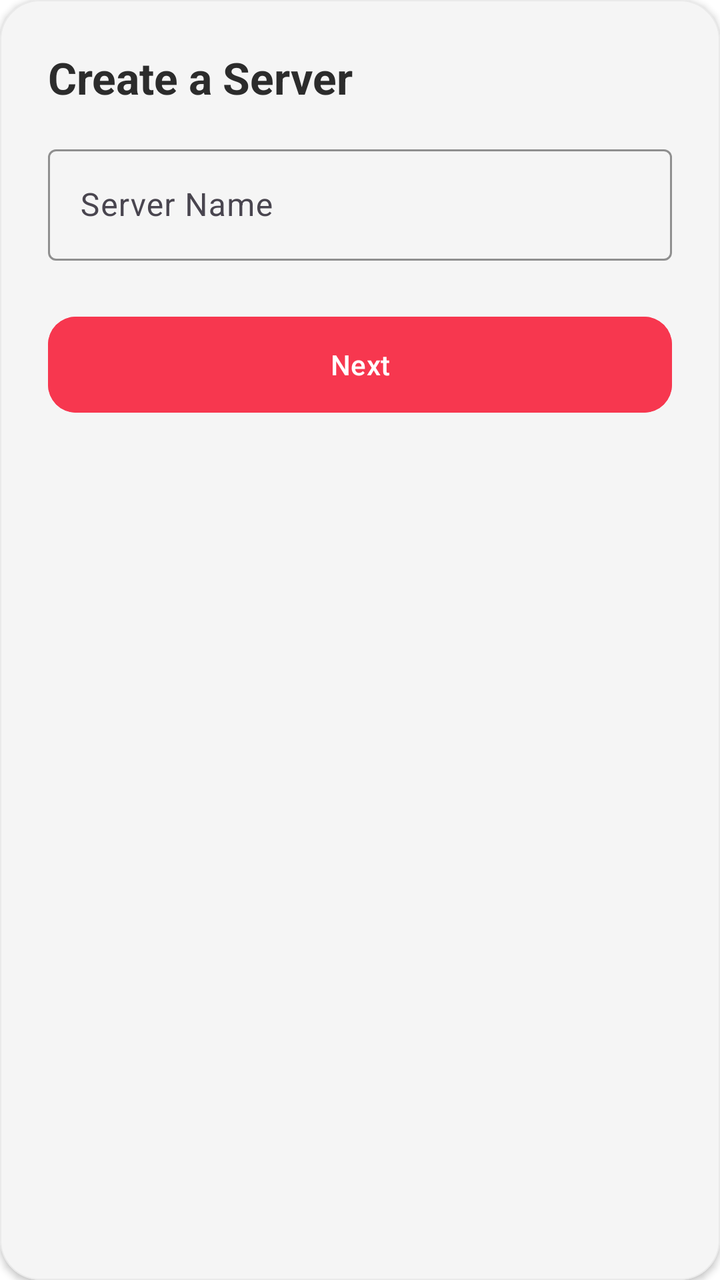
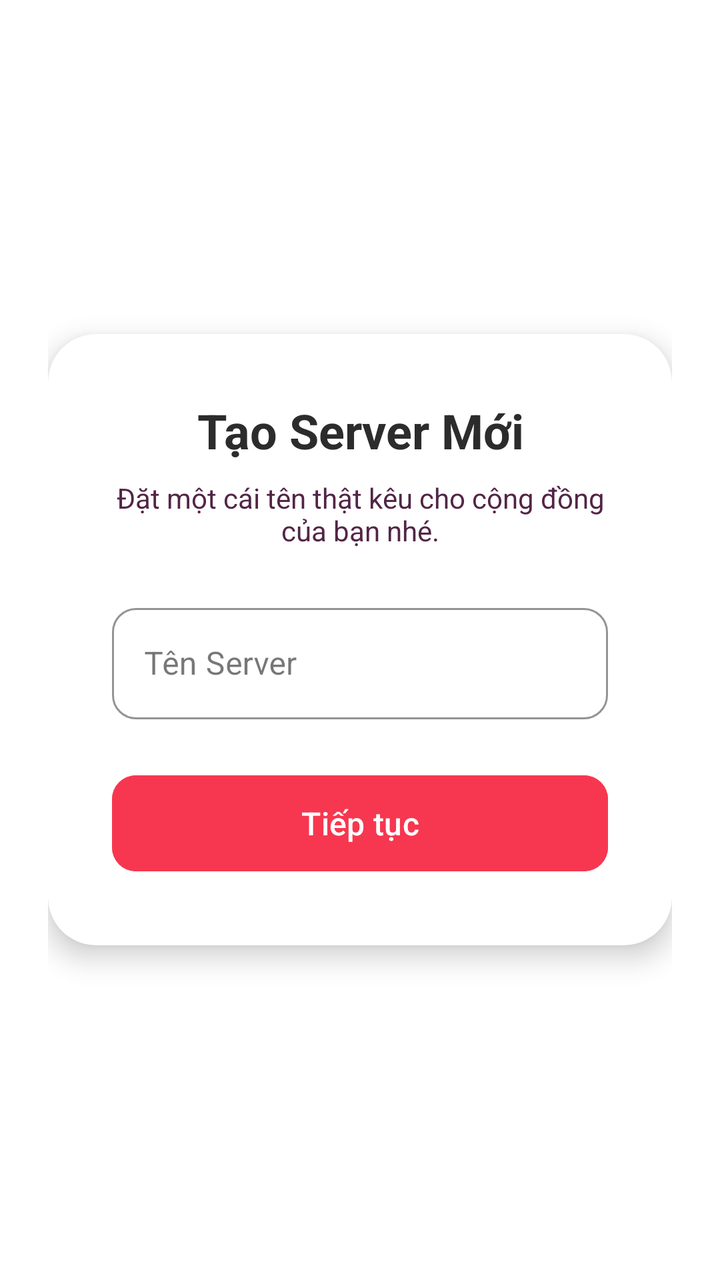

An Android layout rendered at two revisions. The XML below is the earlier revision; the diff shows what the commit changed to produce the second picture.
<!-- AndroidManifest.xml: application theme Theme.SE114_CallingSystem -->
<!-- res/layout/activity_create_server.xml -->
<?xml version="1.0" encoding="utf-8"?>
<com.google.android.material.card.MaterialCardView
    xmlns:android="http://schemas.android.com/apk/res/android"
    xmlns:app="http://schemas.android.com/apk/res-auto"
    android:layout_width="match_parent"
    android:layout_height="wrap_content"
    android:layout_margin="16dp"
    app:cardBackgroundColor="@color/bg_secondary"
    app:cardCornerRadius="20dp"
    app:cardElevation="2dp"
    app:strokeColor="@color/card_stroke"
    app:strokeWidth="0.5dp">

    <LinearLayout
        android:layout_width="match_parent"
        android:layout_height="wrap_content"
        android:orientation="vertical"
        android:padding="24dp">

        <ViewFlipper
            android:id="@+id/viewFlipper"
            android:layout_width="match_parent"
            android:layout_height="wrap_content"
            android:inAnimation="@android:anim/slide_in_left"
            android:outAnimation="@android:anim/slide_out_right">

            <LinearLayout
                android:layout_width="match_parent"
                android:layout_height="wrap_content"
                android:orientation="vertical">

                <TextView
                    android:layout_width="wrap_content"
                    android:layout_height="wrap_content"
                    android:text="Create a Server"
                    android:textSize="22sp"
                    android:textStyle="bold"
                    android:textColor="@color/text_primary"
                    android:layout_marginBottom="16dp"/>

                <com.google.android.material.textfield.TextInputLayout
                    android:layout_width="match_parent"
                    android:layout_height="wrap_content"
                    android:layout_marginBottom="24dp"
                    app:hintTextColor="@color/accent"
                    app:boxStrokeColor="@color/accent"
                    android:hint="Server Name">
                    <com.google.android.material.textfield.TextInputEditText
                        android:id="@+id/etServerName"
                        android:layout_width="match_parent"
                        android:layout_height="wrap_content"
                        android:textColor="@color/text_primary"/>
                </com.google.android.material.textfield.TextInputLayout>

                <com.google.android.material.button.MaterialButton
                    android:id="@+id/btnNext1"
                    android:layout_width="match_parent"
                    android:layout_height="56dp"
                    android:text="Next"
                    app:cornerRadius="14dp"
                    android:backgroundTint="@color/accent"
                    android:textColor="@color/text_on_accent"/>
            </LinearLayout>

            <LinearLayout
                android:layout_width="match_parent"
                android:layout_height="wrap_content"
                android:orientation="vertical">

                <TextView
                    android:layout_width="wrap_content"
                    android:layout_height="wrap_content"
                    android:text="Server Purpose"
                    android:textSize="22sp"
                    android:textStyle="bold"
                    android:textColor="@color/text_primary"
                    android:layout_marginBottom="16dp"/>

                <com.google.android.material.textfield.TextInputLayout
                    android:layout_width="match_parent"
                    android:layout_height="wrap_content"
                    android:layout_marginBottom="24dp"
                    app:hintTextColor="@color/accent"
                    app:boxStrokeColor="@color/accent"
                    android:hint="Tell us more about it">
                    <com.google.android.material.textfield.TextInputEditText
                        android:id="@+id/etPurpose"
                        android:layout_width="match_parent"
                        android:layout_height="wrap_content"
                        android:textColor="@color/text_primary"/>
                </com.google.android.material.textfield.TextInputLayout>

                <LinearLayout
                    android:layout_width="match_parent"
                    android:layout_height="wrap_content"
                    android:orientation="horizontal">
                    <com.google.android.material.button.MaterialButton
                        android:id="@+id/btnBack2"
                        style="@style/Widget.MaterialComponents.Button.OutlinedButton"
                        android:layout_width="0dp"
                        android:layout_weight="1"
                        android:layout_height="56dp"
                        android:text="Back"
                        app:cornerRadius="14dp"
                        app:strokeColor="@color/card_stroke"
                        android:textColor="@color/text_secondary"
                        android:layout_marginEnd="8dp"/>
                    <com.google.android.material.button.MaterialButton
                        android:id="@+id/btnNext2"
                        android:layout_width="0dp"
                        android:layout_weight="1"
                        android:layout_height="56dp"
                        android:text="Next"
                        app:cornerRadius="14dp"
                        android:backgroundTint="@color/accent"
                        android:textColor="@color/text_on_accent"
                        android:layout_marginStart="8dp"/>
                </LinearLayout>
            </LinearLayout>

            <LinearLayout
                android:layout_width="match_parent"
                android:layout_height="wrap_content"
                android:orientation="vertical">

                <TextView
                    android:layout_width="wrap_content"
                    android:layout_height="wrap_content"
                    android:text="Invite Friends"
                    android:textSize="22sp"
                    android:textStyle="bold"
                    android:textColor="@color/text_primary"
                    android:layout_marginBottom="16dp"/>

                <com.google.android.material.button.MaterialButton
                    android:id="@+id/btnInvite"
                    style="@style/Widget.MaterialComponents.Button.OutlinedButton"
                    android:layout_width="match_parent"
                    android:layout_height="56dp"
                    android:text="Share Invite Link"
                    app:cornerRadius="14dp"
                    app:strokeColor="@color/accent"
                    android:textColor="@color/accent"
                    android:layout_marginBottom="24dp"/>

                <LinearLayout
                    android:layout_width="match_parent"
                    android:layout_height="wrap_content"
                    android:orientation="horizontal">
                    <com.google.android.material.button.MaterialButton
                        android:id="@+id/btnBack3"
                        style="@style/Widget.MaterialComponents.Button.OutlinedButton"
                        android:layout_width="0dp"
                        android:layout_weight="1"
                        android:layout_height="56dp"
                        android:text="Back"
                        app:cornerRadius="14dp"
                        app:strokeColor="@color/card_stroke"
                        android:textColor="@color/text_secondary"
                        android:layout_marginEnd="8dp"/>
                    <com.google.android.material.button.MaterialButton
                        android:id="@+id/btnFinish"
                        android:layout_width="0dp"
                        android:layout_weight="1"
                        android:layout_height="56dp"
                        android:text="Create"
                        app:cornerRadius="14dp"
                        android:backgroundTint="@color/accent"
                        android:textColor="@color/text_on_accent"
                        android:layout_marginStart="8dp"/>
                </LinearLayout>
            </LinearLayout>

        </ViewFlipper>
    </LinearLayout>
</com.google.android.material.card.MaterialCardView>
<!-- resources referenced by this layout -->
<resources>
  <color name="accent">#F7374F</color>
  <color name="bg_secondary">#F5F5F5</color>
  <color name="card_stroke">#EAEAEA</color>
  <color name="text_on_accent">#FFFFFF</color>
  <color name="text_primary">#2C2C2C</color>
  <color name="text_secondary">#522546</color>
  <style name="Theme.SE114_CallingSystem" parent="Base.Theme.SE114_CallingSystem" />
  <style name="Base.Theme.SE114_CallingSystem" parent="Theme.Material3.DayNight.NoActionBar">
          <item name="colorPrimary">@color/accent</item>
          <item name="colorOnPrimary">@color/text_on_accent</item>
          <item name="colorSecondary">@color/accent_light</item>
          <item name="android:windowBackground">@color/bg_primary</item>
          <item name="android:statusBarColor">@color/bg_primary</item>
          <item name="android:navigationBarColor">@color/bg_primary</item>
      </style>
  <color name="accent_light">#FF6B7A</color>
  <color name="bg_primary">#FFFFFF</color>
</resources>

<!-- the commit's change to res/layout/activity_create_server.xml (unified diff, before → after) -->
@@ -1,176 +1,225 @@
 <?xml version="1.0" encoding="utf-8"?>
-<com.google.android.material.card.MaterialCardView
+<FrameLayout
     xmlns:android="http://schemas.android.com/apk/res/android"
     xmlns:app="http://schemas.android.com/apk/res-auto"
     android:layout_width="match_parent"
     android:layout_height="wrap_content"
-    android:layout_margin="16dp"
-    app:cardBackgroundColor="@color/bg_secondary"
-    app:cardCornerRadius="20dp"
-    app:cardElevation="2dp"
-    app:strokeColor="@color/card_stroke"
-    app:strokeWidth="0.5dp">
-
-    <LinearLayout
+    android:padding="24dp">
+    <com.google.android.material.card.MaterialCardView
         android:layout_width="match_parent"
         android:layout_height="wrap_content"
-        android:orientation="vertical"
-        android:padding="24dp">
-
-        <ViewFlipper
-            android:id="@+id/viewFlipper"
+        android:layout_gravity="center"
+        app:cardBackgroundColor="#FFFFFF"
+        app:cardCornerRadius="24dp"
+        app:cardElevation="8dp"
+        app:strokeWidth="0dp">
+
+        <LinearLayout
             android:layout_width="match_parent"
             android:layout_height="wrap_content"
-            android:inAnimation="@android:anim/slide_in_left"
-            android:outAnimation="@android:anim/slide_out_right">
-
-            <LinearLayout
+            android:orientation="vertical"
+            android:padding="32dp">
+
+            <ViewFlipper
+                android:id="@+id/viewFlipper"
                 android:layout_width="match_parent"
                 android:layout_height="wrap_content"
-                android:orientation="vertical">
-
-                <TextView
-                    android:layout_width="wrap_content"
-                    android:layout_height="wrap_content"
-                    android:text="Create a Server"
-                    android:textSize="22sp"
-                    android:textStyle="bold"
-                    android:textColor="@color/text_primary"
-                    android:layout_marginBottom="16dp"/>
-
-                <com.google.android.material.textfield.TextInputLayout
-                    android:layout_width="match_parent"
-                    android:layout_height="wrap_content"
-                    android:layout_marginBottom="24dp"
-                    app:hintTextColor="@color/accent"
-                    app:boxStrokeColor="@color/accent"
-                    android:hint="Server Name">
-                    <com.google.android.material.textfield.TextInputEditText
-                        android:id="@+id/etServerName"
-                        android:layout_width="match_parent"
-                        android:layout_height="wrap_content"
-                        android:textColor="@color/text_primary"/>
-                </com.google.android.material.textfield.TextInputLayout>
-
-                <com.google.android.material.button.MaterialButton
-                    android:id="@+id/btnNext1"
-                    android:layout_width="match_parent"
-                    android:layout_height="56dp"
-                    android:text="Next"
-                    app:cornerRadius="14dp"
-                    android:backgroundTint="@color/accent"
-                    android:textColor="@color/text_on_accent"/>
-            </LinearLayout>
-
-            <LinearLayout
-                android:layout_width="match_parent"
-                android:layout_height="wrap_content"
-                android:orientation="vertical">
-
-                <TextView
-                    android:layout_width="wrap_content"
-                    android:layout_height="wrap_content"
-                    android:text="Server Purpose"
-                    android:textSize="22sp"
-                    android:textStyle="bold"
-                    android:textColor="@color/text_primary"
-                    android:layout_marginBottom="16dp"/>
-
-                <com.google.android.material.textfield.TextInputLayout
-                    android:layout_width="match_parent"
-                    android:layout_height="wrap_content"
-                    android:layout_marginBottom="24dp"
-                    app:hintTextColor="@color/accent"
-                    app:boxStrokeColor="@color/accent"
-                    android:hint="Tell us more about it">
-                    <com.google.android.material.textfield.TextInputEditText
-                        android:id="@+id/etPurpose"
-                        android:layout_width="match_parent"
-                        android:layout_height="wrap_content"
-                        android:textColor="@color/text_primary"/>
-                </com.google.android.material.textfield.TextInputLayout>
+                android:inAnimation="@android:anim/slide_in_left"
+                android:outAnimation="@android:anim/slide_out_right">
 
                 <LinearLayout
                     android:layout_width="match_parent"
                     android:layout_height="wrap_content"
-                    android:orientation="horizontal">
+                    android:orientation="vertical">
+
+                    <TextView
+                        android:layout_width="match_parent"
+                        android:layout_height="wrap_content"
+                        android:text="Tạo Server Mới"
+                        android:textAlignment="center"
+                        android:textSize="24sp"
+                        android:textStyle="bold"
+                        android:textColor="#2C2C2C"
+                        android:layout_marginBottom="8dp"/>
+
+                    <TextView
+                        android:layout_width="match_parent"
+                        android:layout_height="wrap_content"
+                        android:text="Đặt một cái tên thật kêu cho cộng đồng của bạn nhé."
+                        android:textAlignment="center"
+                        android:textSize="14sp"
+                        android:textColor="#522546"
+                        android:layout_marginBottom="24dp"/>
+
+                    <com.google.android.material.textfield.TextInputLayout
+                        style="@style/Widget.MaterialComponents.TextInputLayout.OutlinedBox"
+                        android:layout_width="match_parent"
+                        android:layout_height="wrap_content"
+                        android:layout_marginBottom="24dp"
+                        app:boxCornerRadiusTopStart="12dp"
+                        app:boxCornerRadiusTopEnd="12dp"
+                        app:boxCornerRadiusBottomStart="12dp"
+                        app:boxCornerRadiusBottomEnd="12dp"
+                        app:boxStrokeColor="#F7374F"
+                        app:hintTextColor="#F7374F"
+                        android:hint="Tên Server">
+
+                        <com.google.android.material.textfield.TextInputEditText
+                            android:id="@+id/etServerName"
+                            android:layout_width="match_parent"
+                            android:layout_height="wrap_content"
+                            android:inputType="textCapWords"
+                            android:textColor="#2C2C2C"/>
+                    </com.google.android.material.textfield.TextInputLayout>
+
                     <com.google.android.material.button.MaterialButton
-                        android:id="@+id/btnBack2"
-                        style="@style/Widget.MaterialComponents.Button.OutlinedButton"
-                        android:layout_width="0dp"
-                        android:layout_weight="1"
+                        android:id="@+id/btnNext1"
+                        android:layout_width="match_parent"
                         android:layout_height="56dp"
-                        android:text="Back"
-                        app:cornerRadius="14dp"
-                        app:strokeColor="@color/card_stroke"
-                        android:textColor="@color/text_secondary"
-                        android:layout_marginEnd="8dp"/>
-                    <com.google.android.material.button.MaterialButton
-                        android:id="@+id/btnNext2"
-                        android:layout_width="0dp"
-                        android:layout_weight="1"
-                        android:layout_height="56dp"
-                        android:text="Next"
-                        app:cornerRadius="14dp"
-                        android:backgroundTint="@color/accent"
-                        android:textColor="@color/text_on_accent"
-                        android:layout_marginStart="8dp"/>
+                        android:text="Tiếp tục"
+                        android:textSize="16sp"
+                        app:cornerRadius="12dp"
+                        android:backgroundTint="#F7374F"
+                        android:textColor="#FFFFFF"/>
                 </LinearLayout>
-            </LinearLayout>
-
-            <LinearLayout
-                android:layout_width="match_parent"
-                android:layout_height="wrap_content"
-                android:orientation="vertical">
-
-                <TextView
-                    android:layout_width="wrap_content"
-                    android:layout_height="wrap_content"
-                    android:text="Invite Friends"
-                    android:textSize="22sp"
-                    android:textStyle="bold"
-                    android:textColor="@color/text_primary"
-                    android:layout_marginBottom="16dp"/>
-
-                <com.google.android.material.button.MaterialButton
-                    android:id="@+id/btnInvite"
-                    style="@style/Widget.MaterialComponents.Button.OutlinedButton"
-                    android:layout_width="match_parent"
-                    android:layout_height="56dp"
-                    android:text="Share Invite Link"
-                    app:cornerRadius="14dp"
-                    app:strokeColor="@color/accent"
-                    android:textColor="@color/accent"
-                    android:layout_marginBottom="24dp"/>
 
                 <LinearLayout
                     android:layout_width="match_parent"
                     android:layout_height="wrap_content"
-                    android:orientation="horizontal">
+                    android:orientation="vertical">
+
+                    <TextView
+                        android:layout_width="match_parent"
+                        android:layout_height="wrap_content"
+                        android:text="Mục đích Server"
+                        android:textAlignment="center"
+                        android:textSize="24sp"
+                        android:textStyle="bold"
+                        android:textColor="#2C2C2C"
+                        android:layout_marginBottom="24dp"/>
+
+                    <com.google.android.material.textfield.TextInputLayout
+                        style="@style/Widget.MaterialComponents.TextInputLayout.OutlinedBox"
+                        android:layout_width="match_parent"
+                        android:layout_height="wrap_content"
+                        android:layout_marginBottom="24dp"
+                        app:boxCornerRadiusTopStart="12dp"
+                        app:boxCornerRadiusTopEnd="12dp"
+                        app:boxCornerRadiusBottomStart="12dp"
+                        app:boxCornerRadiusBottomEnd="12dp"
+                        app:boxStrokeColor="#F7374F"
+                        app:hintTextColor="#F7374F"
+                        android:hint="Giới thiệu đôi chút về server">
+
+                        <com.google.android.material.textfield.TextInputEditText
+                            android:id="@+id/etPurpose"
+                            android:layout_width="match_parent"
+                            android:layout_height="100dp"
+                            android:gravity="top|start"
+                            android:inputType="textMultiLine"
+                            android:textColor="#2C2C2C"/>
+                    </com.google.android.material.textfield.TextInputLayout>
+
+                    <LinearLayout
+                        android:layout_width="match_parent"
+                        android:layout_height="wrap_content"
+                        android:orientation="horizontal"
+                        android:weightSum="2">
+
+                        <com.google.android.material.button.MaterialButton
+                            android:id="@+id/btnBack2"
+                            style="@style/Widget.MaterialComponents.Button.TextButton"
+                            android:layout_width="0dp"
+                            android:layout_weight="0.8"
+                            android:layout_height="56dp"
+                            android:text="Quay lại"
+                            android:textSize="16sp"
+                            android:textColor="#88304E"
+                            android:layout_marginEnd="8dp"/>
+
+                        <com.google.android.material.button.MaterialButton
+                            android:id="@+id/btnNext2"
+                            android:layout_width="0dp"
+                            android:layout_weight="1.2"
+                            android:layout_height="56dp"
+                            android:text="Tiếp tục"
+                            android:textSize="16sp"
+                            app:cornerRadius="12dp"
+                            android:backgroundTint="#F7374F"
+                            android:textColor="#FFFFFF"
+                            android:layout_marginStart="8dp"/>
+                    </LinearLayout>
+                </LinearLayout>
+
+                <LinearLayout
+                    android:layout_width="match_parent"
+                    android:layout_height="wrap_content"
+                    android:orientation="vertical">
+
+                    <TextView
+                        android:layout_width="match_parent"
+                        android:layout_height="wrap_content"
+                        android:text="Mời bạn bè"
+                        android:textAlignment="center"
+                        android:textSize="24sp"
+                        android:textStyle="bold"
+                        android:textColor="#2C2C2C"
+                        android:layout_marginBottom="8dp"/>
+
+                    <TextView
+                        android:layout_width="match_parent"
+                        android:layout_height="wrap_content"
+                        android:text="Đã xong! Giờ hãy mời vài người bạn vào chung vui nhé."
+                        android:textAlignment="center"
+                        android:textSize="14sp"
+                        android:textColor="#522546"
+                        android:layout_marginBottom="24dp"/>
+
                     <com.google.android.material.button.MaterialButton
-                        android:id="@+id/btnBack3"
+                        android:id="@+id/btnInvite"
                         style="@style/Widget.MaterialComponents.Button.OutlinedButton"
-                        android:layout_width="0dp"
-                        android:layout_weight="1"
+                        android:layout_width="match_parent"
                         android:layout_height="56dp"
-                        android:text="Back"
-                        app:cornerRadius="14dp"
-                        app:strokeColor="@color/card_stroke"
-                        android:textColor="@color/text_secondary"
-                        android:layout_marginEnd="8dp"/>
-                    <com.google.android.material.button.MaterialButton
-                        android:id="@+id/btnFinish"
-                        android:layout_width="0dp"
-                        android:layout_weight="1"
-                        android:layout_height="56dp"
-                        android:text="Create"
-                        app:cornerRadius="14dp"
-                        android:backgroundTint="@color/accent"
-                        android:textColor="@color/text_on_accent"
-                        android:layout_marginStart="8dp"/>
+                        android:text="Chia sẻ Link Mời"
+                        android:textSize="16sp"
+                        app:cornerRadius="12dp"
+                        app:strokeColor="#F7374F"
+                        app:strokeWidth="1.5dp"
+                        android:textColor="#F7374F"
+                        android:layout_marginBottom="24dp"/>
+
+                    <LinearLayout
+                        android:layout_width="match_parent"
+                        android:layout_height="wrap_content"
+                        android:orientation="horizontal"
+                        android:weightSum="2">
+
+                        <com.google.android.material.button.MaterialButton
+                            android:id="@+id/btnBack3"
+                            style="@style/Widget.MaterialComponents.Button.TextButton"
+                            android:layout_width="0dp"
+                            android:layout_weight="0.8"
+                            android:layout_height="56dp"
+                            android:text="Quay lại"
+                            android:textSize="16sp"
+                            android:textColor="#88304E"
+                            android:layout_marginEnd="8dp"/>
+
+                        <com.google.android.material.button.MaterialButton
+                            android:id="@+id/btnFinish"
+                            android:layout_width="0dp"
+                            android:layout_weight="1.2"
+                            android:layout_height="56dp"
+                            android:text="Tạo Server"
+                            android:textSize="16sp"
+                            app:cornerRadius="12dp"
+                            android:backgroundTint="#F7374F"
+                            android:textColor="#FFFFFF"
+                            android:layout_marginStart="8dp"/>
+                    </LinearLayout>
                 </LinearLayout>
-            </LinearLayout>
-
-        </ViewFlipper>
-    </LinearLayout>
-</com.google.android.material.card.MaterialCardView>
+
+            </ViewFlipper>
+        </LinearLayout>
+    </com.google.android.material.card.MaterialCardView>
+</FrameLayout>
<!-- resource entries referenced after the edit -->
@@ -1,11 +1,7 @@
 <!-- resources referenced by this layout -->
 <resources>
   <color name="accent">#F7374F</color>
-  <color name="bg_secondary">#F5F5F5</color>
-  <color name="card_stroke">#EAEAEA</color>
   <color name="text_on_accent">#FFFFFF</color>
-  <color name="text_primary">#2C2C2C</color>
-  <color name="text_secondary">#522546</color>
   <style name="Theme.SE114_CallingSystem" parent="Base.Theme.SE114_CallingSystem" />
   <style name="Base.Theme.SE114_CallingSystem" parent="Theme.Material3.DayNight.NoActionBar">
           <item name="colorPrimary">@color/accent</item>
